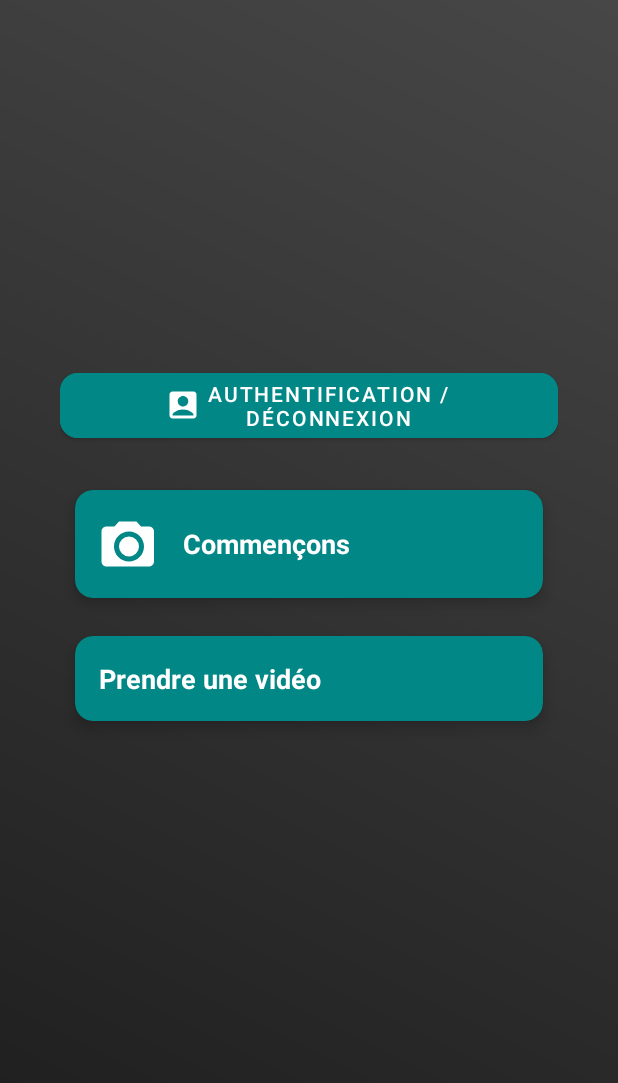
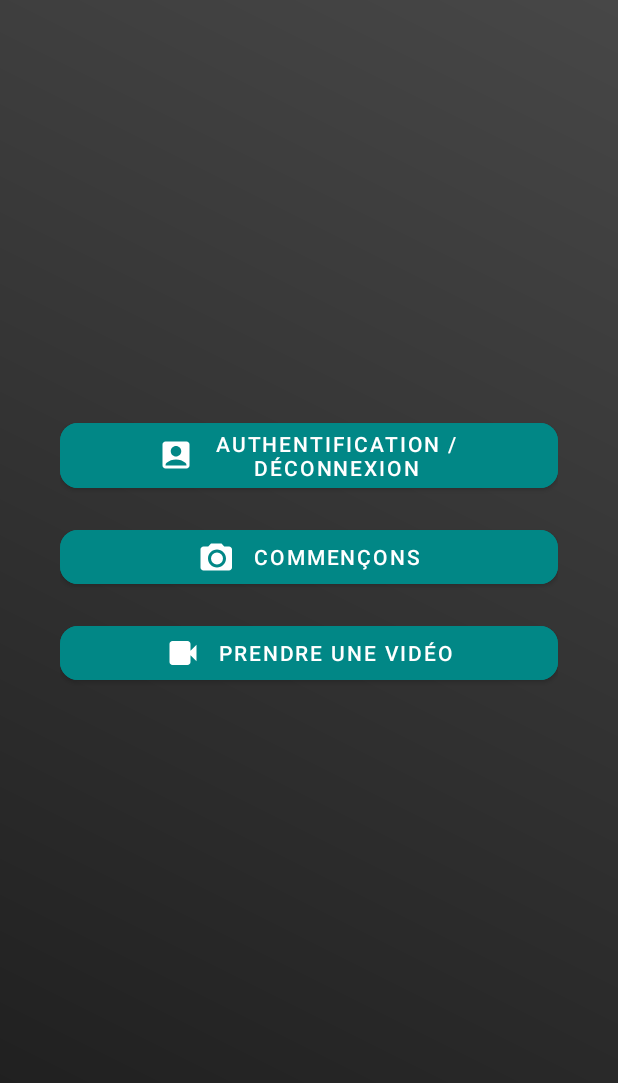
Before and after one commit to Massil1099/BiblioScan-GroupeA, an Android app: the FragmentAccueil screen opened through its navigation route, on a phone screen of 412 x 824 dp, the part 108-1191 px from its top. Run offline under Robolectric (Android 15) with nearby library versions, the light colour scheme and no system bars; libraries missing offline, so code that uses them is left out: uk.co.samuelwall.

Commit message:
Corrections du fragment résultats et du tutoriel

```diff
--- a/app/src/main/java/com/example/biblioscan/fragments/FragmentAccueil.kt
+++ b/app/src/main/java/com/example/biblioscan/fragments/FragmentAccueil.kt
@@ -45,10 +45,22 @@ class FragmentAccueil : Fragment() {
 
             setupNavigation()
 
-            // Toujours afficher le tutoriel à chaque fois
-            binding.root.postDelayed({
+            // Tutoriel automatique à la première ouverture uniquement
+            if (!tutorialManager.hasSeenTutorial()) {
+                binding.root.postDelayed({
+                    showTutorial(username)
+                    tutorialManager.setTutorialSeen()
+                }, 600)
+            }
+        }
+
+        // Geste secret : appui long pour relancer le tutoriel
+        binding.root.setOnLongClickListener {
+            lifecycleScope.launch {
+                val username = sessionManager.getUsername().first() ?: "guest"
                 showTutorial(username)
-            }, 500)
+            }
+            true
         }
     }
 
@@ -70,7 +82,6 @@ class FragmentAccueil : Fragment() {
                 sessionManager.clearUsername()
                 findNavController().navigate(R.id.action_accueil_to_connexion)
             }
-
         }
 
         binding.btnPrendreVideo.setOnClickListener {
@@ -95,8 +106,8 @@ class FragmentAccueil : Fragment() {
         steps.add(binding.settingsButton to ("Paramètres" to "Accédez aux paramètres de l'application."))
         steps.add(
             binding.authButton to (
-                    (if (username == "guest") "Connexion" else "Déconnexion") to
-                            (if (username == "guest") "Connectez-vous à votre compte ici." else "Déconnectez-vous de l'application.")
+                    if (username == "guest") "Connexion" to "Connectez-vous à votre compte ici."
+                    else "Déconnexion" to "Déconnectez-vous de l'application."
                     )
         )
 
@@ -104,10 +115,7 @@ class FragmentAccueil : Fragment() {
     }
 
     private fun showTutorialSteps(steps: List<Pair<View, Pair<String, String>>>, index: Int) {
-        if (index >= steps.size) {
-            // Ne plus enregistrer comme "vu" pour forcer l'affichage à chaque fois
-            return
-        }
+        if (index >= steps.size) return
 
         val (view, texts) = steps[index]
         MaterialTapTargetPrompt.Builder(requireActivity())
--- /dev/null
+++ b/app/src/main/res/drawable/ic_video.xml
@@ -0,0 +1,9 @@
+<vector xmlns:android="http://schemas.android.com/apk/res/android"
+    android:width="24dp"
+    android:height="24dp"
+    android:viewportWidth="24"
+    android:viewportHeight="24">
+    <path
+        android:fillColor="?attr/colorOnPrimary"
+        android:pathData="M17 10.5V6c0 -1.1 -0.9 -2 -2 -2H5c-1.1 0 -2 0.9 -2 2v12c0 1.1 0.9 2 2 2h10c1.1 0 2 -0.9 2 -2v-4.5l4 4v-11l-4 4z" />
+</vector>
--- a/app/src/main/res/layout/fragment_accueil.xml
+++ b/app/src/main/res/layout/fragment_accueil.xml
@@ -6,7 +6,7 @@
     android:background="@drawable/background_gradient"
     android:padding="16dp">
 
-    <!-- Toolbar modernisée avec icône paramètres -->
+    <!-- Toolbar -->
     <androidx.appcompat.widget.Toolbar
         android:id="@+id/toolbar_accueil"
         android:layout_width="match_parent"
@@ -27,7 +27,6 @@
             android:contentDescription="Ouvrir les paramètres"
             android:layout_gravity="end"
             android:padding="8dp"
-            android:focusable="true"
             app:tint="?attr/colorOnPrimary" />
     </androidx.appcompat.widget.Toolbar>
 
@@ -48,11 +47,10 @@
             android:layout_marginBottom="16dp"
             android:text="Historique"
             android:contentDescription="Accéder à l'historique des détections"
-            android:focusable="true"
             app:icon="@drawable/ic_history"
-            app:iconTint="?attr/colorOnPrimary"
             app:iconGravity="textStart"
-            app:iconPadding="12dp" />
+            app:iconPadding="12dp"
+            app:iconTint="@android:color/white" />
 
         <com.google.android.material.button.MaterialButton
             android:id="@+id/favorites_button"
@@ -62,11 +60,10 @@
             android:layout_marginBottom="16dp"
             android:text="Favoris"
             android:contentDescription="Voir les livres ajoutés en favoris"
-            android:focusable="true"
             app:icon="@drawable/ic_favorite"
-            app:iconTint="?attr/colorOnPrimary"
             app:iconGravity="textStart"
-            app:iconPadding="12dp" />
+            app:iconPadding="12dp"
+            app:iconTint="@android:color/white" />
 
         <com.google.android.material.button.MaterialButton
             android:id="@+id/auth_button"
@@ -76,75 +73,34 @@
             android:layout_marginBottom="16dp"
             android:text="Authentification / Déconnexion"
             android:contentDescription="Gérer votre authentification"
-            android:focusable="true"
             app:icon="@drawable/ic_auth"
-            app:iconTint="?attr/colorOnPrimary"
             app:iconGravity="textStart"
-            app:iconPadding="2dp" />
+            app:iconPadding="12dp"
+            app:iconTint="@android:color/white" />
 
-        <!-- Bouton Commençons stylisé comme une CardView -->
-        <androidx.cardview.widget.CardView
+        <com.google.android.material.button.MaterialButton
             android:id="@+id/camera_button"
+            style="@style/BiblioScan.Button.Filled"
             android:layout_width="match_parent"
             android:layout_height="wrap_content"
-            app:cardCornerRadius="12dp"
-            app:cardElevation="6dp"
-            app:cardBackgroundColor="@color/teal_700"
-            app:cardUseCompatPadding="true"
-            android:clickable="true"
-            android:focusable="true">
+            android:layout_marginBottom="16dp"
+            android:text="Commençons"
+            android:contentDescription="Lancer la détection de livres"
+            app:icon="@drawable/ic_camera"
+            app:iconGravity="textStart"
+            app:iconPadding="12dp"
+            app:iconTint="@android:color/white" />
 
-            <LinearLayout
-                android:layout_width="match_parent"
-                android:layout_height="wrap_content"
-                android:orientation="horizontal"
-                android:gravity="center_vertical"
-                android:padding="16dp">
-
-                <ImageView
-                    android:layout_width="40dp"
-                    android:layout_height="40dp"
-                    android:src="@drawable/ic_camera"
-                    android:layout_marginEnd="16dp"
-                    app:tint="@android:color/white" />
-
-                <TextView
-                    android:layout_width="wrap_content"
-                    android:layout_height="wrap_content"
-                    android:text="Commençons"
-                    android:textColor="@android:color/white"
-                    android:textSize="18sp"
-                    android:textStyle="bold" />
-            </LinearLayout>
-        </androidx.cardview.widget.CardView>
-
-        <!-- Bouton Prendre une vidéo -->
-        <androidx.cardview.widget.CardView
+        <com.google.android.material.button.MaterialButton
             android:id="@+id/btnPrendreVideo"
+            style="@style/BiblioScan.Button.Filled"
             android:layout_width="match_parent"
             android:layout_height="wrap_content"
-            app:cardCornerRadius="12dp"
-            app:cardElevation="6dp"
-            app:cardBackgroundColor="@color/teal_700"
-            app:cardUseCompatPadding="true"
-            android:clickable="true"
-            android:focusable="true">
-
-            <LinearLayout
-                android:layout_width="match_parent"
-                android:layout_height="wrap_content"
-                android:orientation="horizontal"
-                android:gravity="center_vertical"
-                android:padding="16dp">
-
-                <TextView
-                    android:layout_width="wrap_content"
-                    android:layout_height="wrap_content"
-                    android:text="Prendre une vidéo"
-                    android:textColor="@android:color/white"
-                    android:textSize="18sp"
-                    android:textStyle="bold" />
-            </LinearLayout>
-        </androidx.cardview.widget.CardView>
+            android:text="Prendre une vidéo"
+            android:contentDescription="Lancer la détection vidéo"
+            app:icon="@drawable/ic_video"
+            app:iconGravity="textStart"
+            app:iconPadding="12dp"
+            app:iconTint="@android:color/white" />
     </LinearLayout>
 </LinearLayout>
--- a/build.gradle.kts
+++ b/build.gradle.kts
@@ -1,6 +1,6 @@
 // Top-level build file where you can add configuration options common to all sub-projects/modules.
 plugins {
-    id("com.android.application") version "8.6.0" apply false
+    id("com.android.application") version "8.9.1" apply false
     id("org.jetbrains.kotlin.android") version "2.0.21" apply false
     id("org.jetbrains.kotlin.jvm") version "2.0.21" apply false
     id("org.jetbrains.kotlin.plugin.serialization") version "2.0.21" apply false}
```
Also changed, not shown: app/src/main/res/layout/fragment_resultat.xml (+56 -8 lines).
